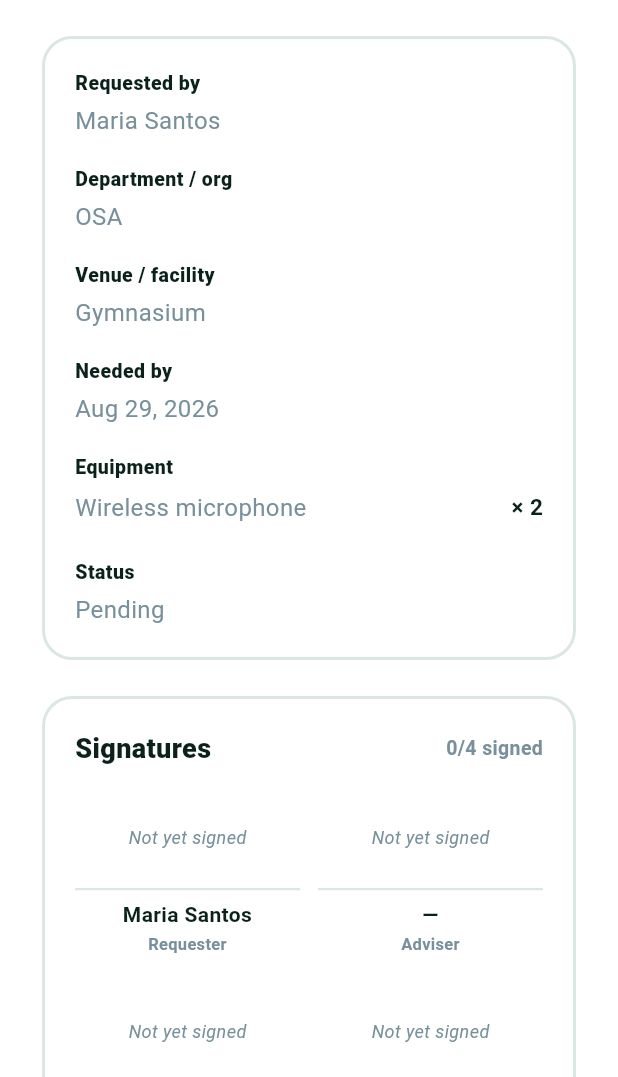
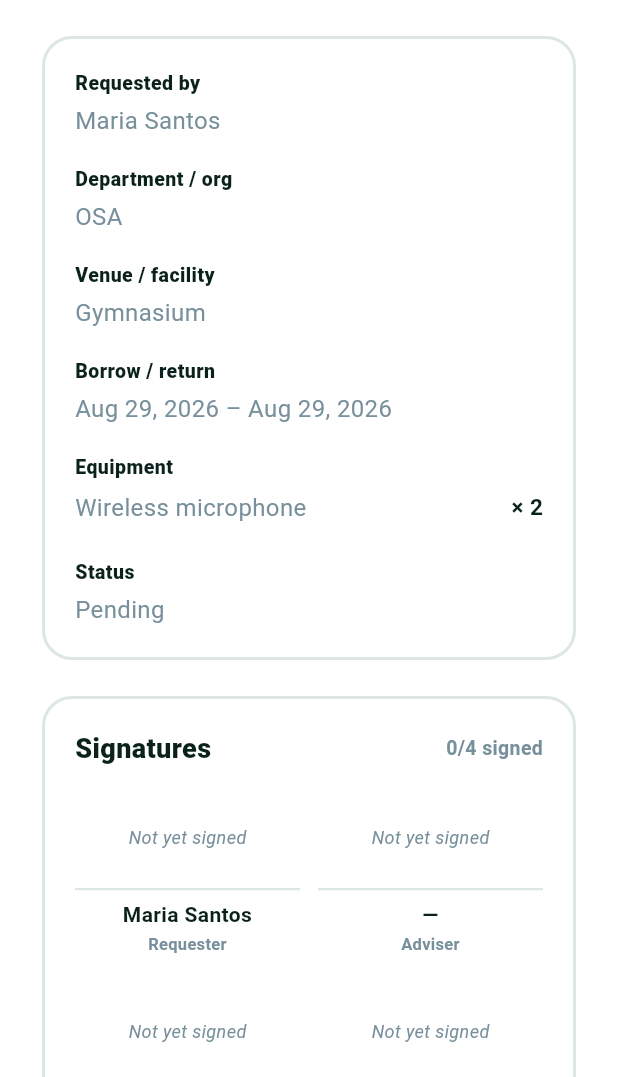
Before and after one commit to phrey26/qr_assisted_asset_manager, a Flutter app: the RequestDetailScreen screen opened directly with sample values from the repository, on a phone screen of 412 x 824 dp, the part 159-1236 px from its top. Run offline on Flutter 3.47's test engine with Material 3 defaults, Android fonts, the phone set to English and light mode, and no system bars; our stand-ins replace image_picker, qr_flutter; missing offline and left inert: flutter_file_dialog, mobile_scanner; Roboto replaces fonts that are missing (Arial).

Commit message:
UI fix for mobile version

```diff
--- a/lib/models/asset_request.dart
+++ b/lib/models/asset_request.dart
@@ -70,7 +70,7 @@ class RequestedItem {
 /// A request from a requester/department to borrow a venue/facility,
 /// logistics, and/or equipment for an event — mirrors the office's actual
 /// borrow slip: event/purpose, requester, department, venue, logistics
-/// (with amounts), equipment (with amounts), and the date they're needed.
+/// (with amounts), equipment (with amounts), and the period of the loan.
 class AssetRequest {
   AssetRequest({
     required this.title,
@@ -79,7 +79,8 @@ class AssetRequest {
     this.venue,
     this.logistics = const [],
     this.equipment = const [],
-    required this.neededDate,
+    required this.borrowDate,
+    required this.returnDate,
     this.status = RequestStatus.pending,
     Signatory? requesterSignature,
     Signatory? adviserSignature,
@@ -104,8 +105,15 @@ class AssetRequest {
   /// Equipment items requested, each with the amount needed.
   final List<RequestedItem> equipment;
 
-  /// The date the venue/logistics/equipment are needed for.
-  final String neededDate;
+  /// The first and final dates of the requested asset loan.
+  final String borrowDate;
+  final String returnDate;
+
+  /// Kept as a compatibility alias for code consuming older request data.
+  @Deprecated('Use borrowDate and returnDate instead.')
+  String get neededDate => borrowDate;
+
+  String get dateRangeLabel => '$borrowDate – $returnDate';
 
   RequestStatus status;
 
@@ -150,7 +158,7 @@ class AssetRequest {
   }
 
   String get detailLine {
-    final parts = [requester, department, itemsSummary, 'Needed $neededDate'];
+    final parts = [requester, department, itemsSummary, 'Borrow $dateRangeLabel'];
     return parts.join(' · ');
   }
 
@@ -161,7 +169,8 @@ class AssetRequest {
       department: 'OSA',
       venue: 'Gymnasium',
       equipment: const [RequestedItem(name: 'Wireless microphone', quantity: 2)],
-      neededDate: 'Aug 29, 2026',
+      borrowDate: 'Aug 29, 2026',
+      returnDate: 'Aug 29, 2026',
       status: RequestStatus.pending,
     ),
     AssetRequest(
@@ -171,7 +180,8 @@ class AssetRequest {
       venue: 'CICS Function Hall',
       logistics: const [RequestedItem(name: 'Foldable chairs', quantity: 120)],
       equipment: const [RequestedItem(name: 'Projector', quantity: 1)],
-      neededDate: 'Sep 15, 2026',
+      borrowDate: 'Sep 15, 2026',
+      returnDate: 'Sep 16, 2026',
       status: RequestStatus.approved,
       // Shows what a fully-signed slip looks like; the actual signature
       // images are left blank since samples ship without real scans, but
@@ -185,7 +195,8 @@ class AssetRequest {
       requester: 'Pedro Reyes',
       department: 'Org',
       equipment: const [RequestedItem(name: 'Service vehicle (van)', quantity: 1)],
-      neededDate: 'Jul 10, 2026',
+      borrowDate: 'Jul 10, 2026',
+      returnDate: 'Jul 10, 2026',
       status: RequestStatus.rejected,
     ),
   ];
--- a/lib/screens/request_detail_screen.dart
+++ b/lib/screens/request_detail_screen.dart
@@ -160,14 +160,14 @@ class _RequestDetailScreenState extends State<RequestDetailScreen> {
               crossAxisAlignment: CrossAxisAlignment.start,
               children: [
                 Expanded(child: _detailRow('Venue / facility', request.venue ?? 'Not requested')),
-                Expanded(child: _detailRow('Needed by', request.neededDate)),
+                Expanded(child: _detailRow('Borrow / return', request.dateRangeLabel)),
               ],
             ),
           ] else ...[
             _detailRow('Requested by', request.requester),
             _detailRow('Department / org', request.department),
             _detailRow('Venue / facility', request.venue ?? 'Not requested'),
-            _detailRow('Needed by', request.neededDate),
+            _detailRow('Borrow / return', request.dateRangeLabel),
           ],
           if (request.logistics.isNotEmpty) _itemsRow('Logistics', request.logistics),
           if (request.equipment.isNotEmpty) _itemsRow('Equipment', request.equipment),
```
Also changed, not shown: lib/screens/requests_screen.dart (+125 -56 lines), lib/widgets/request_date_range_field.dart (added, +62 -0 lines), lib/widgets/signature_field.dart (+25 -33 lines).
